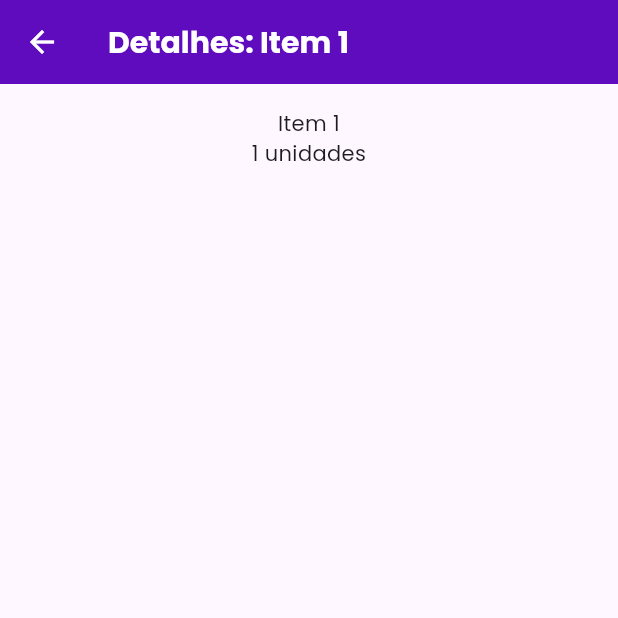
After one commit to Anotherafael/shoplist, a Flutter app: the screen it shows after launch, after a tap on "Item 1", on a phone screen of 412 x 824 dp, the top half of it. The commit adds this screen. Run offline on Flutter 3.47's test engine with Material 3 defaults, Android fonts, the phone set to English and light mode, and no system bars; our stand-ins replace dartz, equatable, flutter_riverpod, get_it, google_fonts, lottie.

Commit message:
feat: implemeting details page

```diff
--- a/lib/app/presenter/core/routes/route_generator.dart
+++ b/lib/app/presenter/core/routes/route_generator.dart
@@ -1,13 +1,15 @@
 import 'package:flutter/material.dart';
+import 'package:shoplist/app/presenter/modules/detail/pages/detail_shop_item_page.dart';
 import 'package:shoplist/app/presenter/modules/list/pages/list_shop_items_page.dart';
 import 'package:shoplist/app/presenter/modules/splash/splash_page.dart';
 
+import '../../../infra/models/shop_item_model.dart';
 import '../../modules/add/pages/add_shop_item_page.dart';
 import 'route_strings.dart';
 
 class RouteGenerator {
   static Route<dynamic> generateRoute(RouteSettings settings) {
-    // final args = settings.arguments;
+    final args = settings.arguments;
 
     switch (settings.name) {
       case RouteStrings.root:
@@ -23,6 +25,13 @@ class RouteGenerator {
       case RouteStrings.add:
         return MaterialPageRoute(
           builder: (context) => const AddShopItemPage(),
+        );
+
+      case RouteStrings.detail:
+        return MaterialPageRoute(
+          builder: (context) => DetailShopItemPage(
+            shopItem: args as ShopItemModel,
+          ),
         );
 
       default:
--- a/lib/app/presenter/core/routes/route_strings.dart
+++ b/lib/app/presenter/core/routes/route_strings.dart
@@ -6,4 +6,6 @@ class RouteStrings {
   static const list = '/list';
 
   static const add = '/add';
+
+  static const detail = '/detail';
 }
--- /dev/null
+++ b/lib/app/presenter/modules/detail/pages/detail_shop_item_page.dart
@@ -0,0 +1,40 @@
+import 'package:flutter/material.dart';
+import 'package:flutter_riverpod/flutter_riverpod.dart';
+import 'package:shoplist/app/infra/models/shop_item_model.dart';
+
+class DetailShopItemPage extends ConsumerWidget {
+  const DetailShopItemPage({
+    super.key,
+    required this.shopItem,
+  });
+
+  final ShopItemModel shopItem;
+
+  @override
+  Widget build(BuildContext context, WidgetRef ref) {
+    return Scaffold(
+      appBar: AppBar(
+        title: Text(
+          "Detalhes: ${shopItem.name}",
+        ),
+      ),
+      body: Container(
+        width: double.infinity,
+        padding: const EdgeInsets.only(top: 16, left: 12, right: 12),
+        child: Column(
+          crossAxisAlignment: CrossAxisAlignment.center,
+          children: [
+            Text(
+              shopItem.name,
+              textAlign: TextAlign.center,
+            ),
+            Text(
+              "${shopItem.quantity.toString()} unidades",
+              textAlign: TextAlign.center,
+            )
+          ],
+        ),
+      ),
+    );
+  }
+}
--- a/lib/app/presenter/modules/list/components/list_item.dart
+++ b/lib/app/presenter/modules/list/components/list_item.dart
@@ -21,6 +21,10 @@ class ListItemWidget extends ConsumerWidget {
       onDismissed: (_) {
         controller.delete(ref, shopItem);
       },
+      child: InkWell(
+        onTap: () {
+          controller.pushToDetails(shopItem);
+        },
         child: ListTile(
           leading: CircleAvatar(
             backgroundColor: Theme.of(context).colorScheme.primary,
@@ -37,6 +41,7 @@ class ListItemWidget extends ConsumerWidget {
             style: Theme.of(context).textTheme.labelMedium!,
           ),
         ),
+      ),
     );
   }
 }
--- a/lib/app/presenter/modules/list/controllers/list_shop_items_page_controller.dart
+++ b/lib/app/presenter/modules/list/controllers/list_shop_items_page_controller.dart
@@ -2,8 +2,14 @@ import 'package:flutter_riverpod/flutter_riverpod.dart';
 import 'package:shoplist/app/infra/models/shop_item_model.dart';
 import 'package:shoplist/app/infra/providers/shop_item_provider.dart';
 
+import '../../../core/injection_container.dart';
+import '../../../core/navigation_service.dart';
+import '../../../core/routes/route_strings.dart';
+
 class ListPageController {
   ListPageController();
+
+  final _navigationService = getIt<NavigationService>();
 
   List<ShopItemModel> fetch(WidgetRef ref) {
     return ref.watch(shopItemProvider) as List<ShopItemModel>;
@@ -12,4 +18,11 @@ class ListPageController {
   void delete(WidgetRef ref, ShopItemModel shopItem) {
     ref.read(shopItemProvider.notifier).delete(shopItem);
   }
+
+  void pushToDetails(ShopItemModel shopItem) {
+    _navigationService.toNamed(
+      RouteStrings.detail,
+      arguments: shopItem,
+    );
+  }
 }
```
Lines whose indentation alone changed are shown as unchanged.
